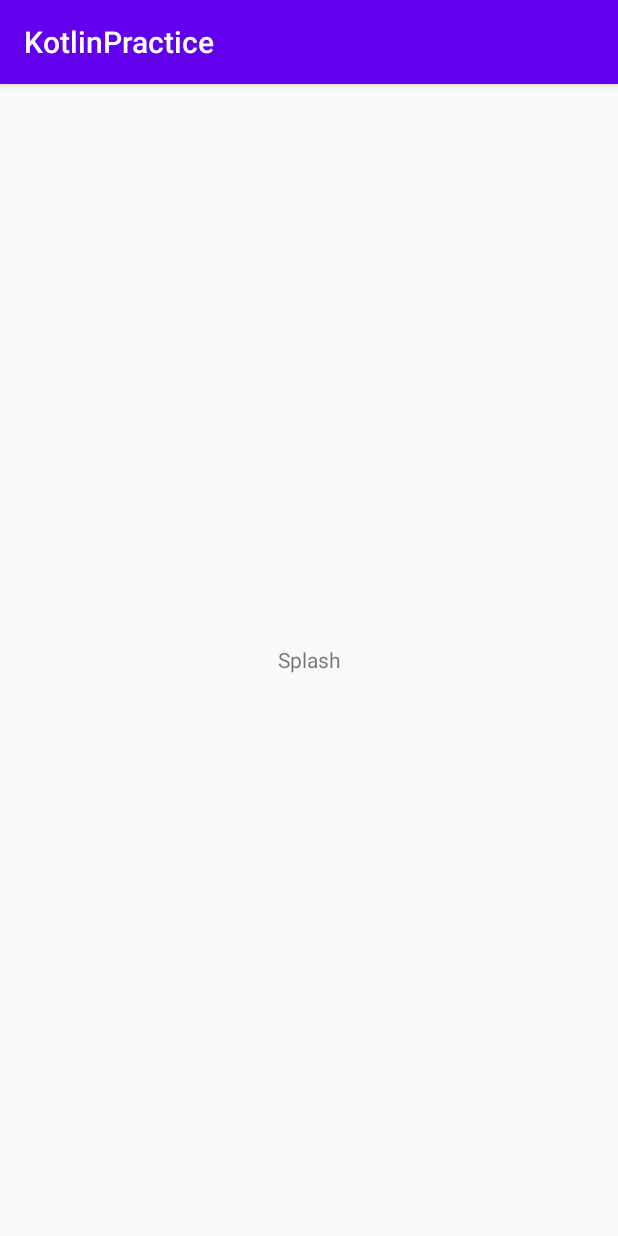
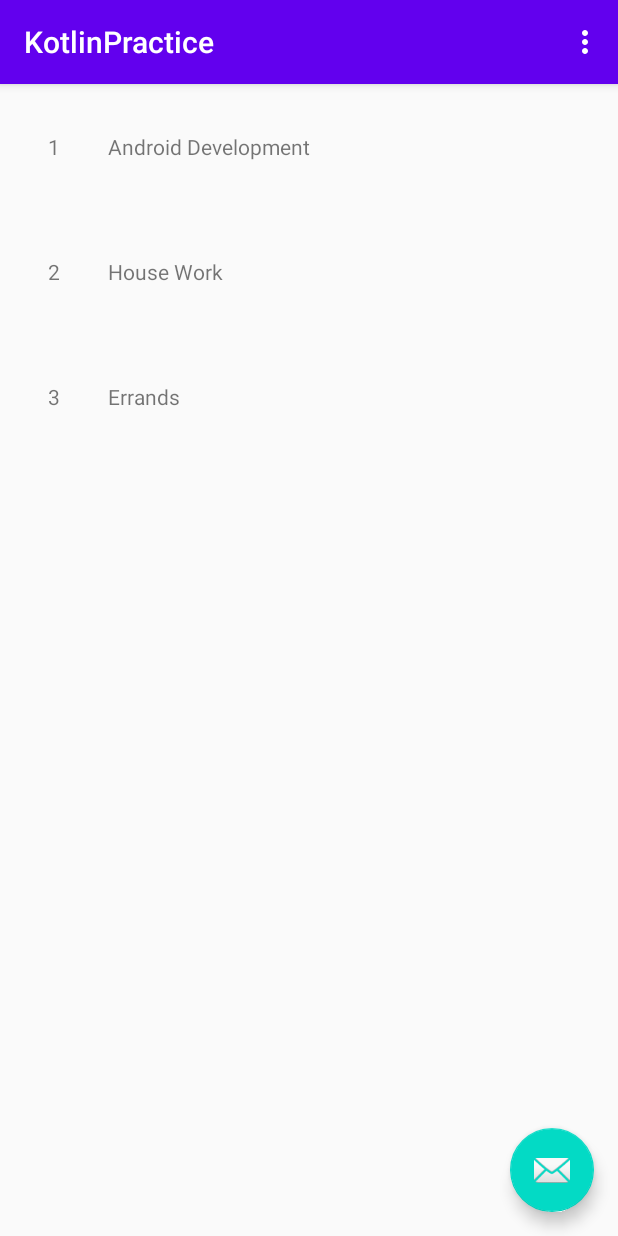
Before and after one commit to JIKYUNGHEE/StudyKotlin, an Android app: the screen it shows after launch (SplashActivity before the commit, MainActivity after it), on a phone screen of 412 x 824 dp. Run offline under Robolectric (Android 15) with nearby library versions, the phone set to English and light mode, and no system bars.

Commit message:
RecyclerView 추가

```diff
--- a/app/src/main/AndroidManifest.xml
+++ b/app/src/main/AndroidManifest.xml
@@ -10,12 +10,13 @@
         android:supportsRtl="true"
         android:theme="@style/AppTheme">
         <activity android:name=".SplashActivity">
+        </activity>
+        <activity android:name=".MainActivity"
+            android:theme="@style/AppTheme.NoActionBar">
             <intent-filter>
                 <action android:name="android.intent.action.MAIN" />
                 <category android:name="android.intent.category.LAUNCHER" />
             </intent-filter>
         </activity>
-        <activity android:name=".MainActivity"/>
     </application>
-
 </manifest>
--- a/app/src/main/java/com/gaeng0517/kotlinpractice/TodoListAdapter.kt
+++ b/app/src/main/java/com/gaeng0517/kotlinpractice/TodoListAdapter.kt
@@ -1,19 +1,27 @@
 package com.gaeng0517.kotlinpractice
 
+import android.view.LayoutInflater
 import android.view.ViewGroup
 import androidx.recyclerview.widget.RecyclerView
 
 class TodoListAdapter : RecyclerView.Adapter<TodoListViewHolder>() {
+
+    private val todoList = arrayOf("Android Development", "House Work", "Errands")
+
     override fun onCreateViewHolder(parent: ViewGroup, viewType: Int): TodoListViewHolder {
-        TODO("Not yet implemented")
+        val view = LayoutInflater.from(parent.context)
+            .inflate(R.layout.todo_list_view_holder, parent, false)
+
+        return TodoListViewHolder(view)
     }
 
     override fun getItemCount(): Int {
-        TODO("Not yet implemented")
+        return todoList.size
     }
 
     override fun onBindViewHolder(holder: TodoListViewHolder, position: Int) {
-        TODO("Not yet implemented")
+        holder.listPositionTextView.text = (position + 1).toString()
+        holder.listTitleTextView.text = todoList[position]
     }
 
 }
--- a/app/src/main/java/com/gaeng0517/kotlinpractice/TodoListViewHolder.kt
+++ b/app/src/main/java/com/gaeng0517/kotlinpractice/TodoListViewHolder.kt
@@ -1,8 +1,12 @@
 package com.gaeng0517.kotlinpractice
 
 import android.view.View
+import android.widget.TextView
 import androidx.recyclerview.widget.RecyclerView
 
 class TodoListViewHolder(itemView: View) : RecyclerView.ViewHolder(itemView) {
+    var listPositionTextView = itemView.findViewById<TextView>(R.id.itemNumber)
+    var listTitleTextView = itemView.findViewById<TextView>(R.id.itemString)
+
 
 }
--- /dev/null
+++ b/app/src/main/res/layout/todo_list_view_holder.xml
@@ -0,0 +1,23 @@
+<?xml version="1.0" encoding="utf-8"?>
+<LinearLayout xmlns:android="http://schemas.android.com/apk/res/android"
+    xmlns:tools="http://schemas.android.com/tools"
+    android:layout_width="match_parent"
+    android:layout_height="wrap_content"
+    android:layout_margin="16dp"
+    android:orientation="horizontal">
+
+    <TextView
+        android:id="@+id/itemNumber"
+        android:layout_width="wrap_content"
+        android:layout_height="wrap_content"
+        android:text="itemNumber"
+        android:layout_margin="16dp" />
+
+    <TextView
+        android:id="@+id/itemString"
+        android:layout_width="wrap_content"
+        android:layout_height="wrap_content"
+        android:text="itemString"
+        android:layout_margin="16dp"/>
+
+</LinearLayout>
```
